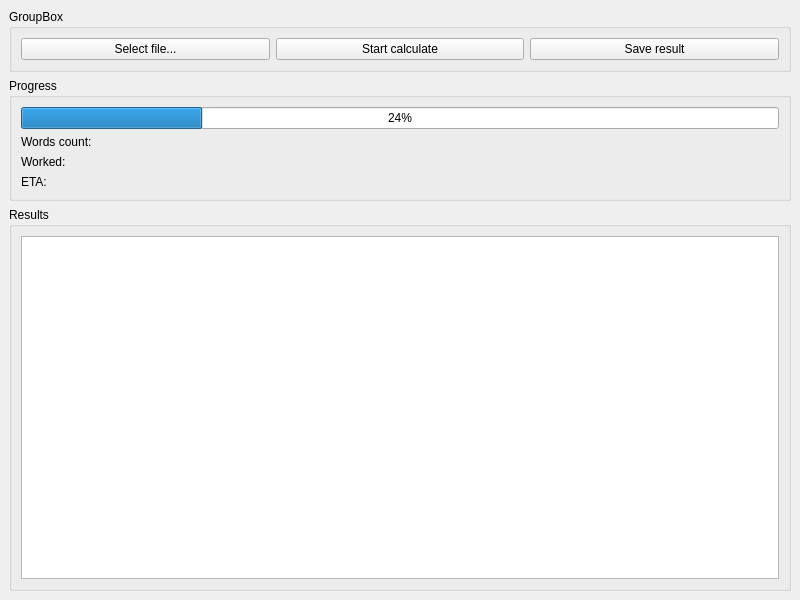
Old version of the form src/mainwindow.ui in the repository panter-dsd/WordsCounter.
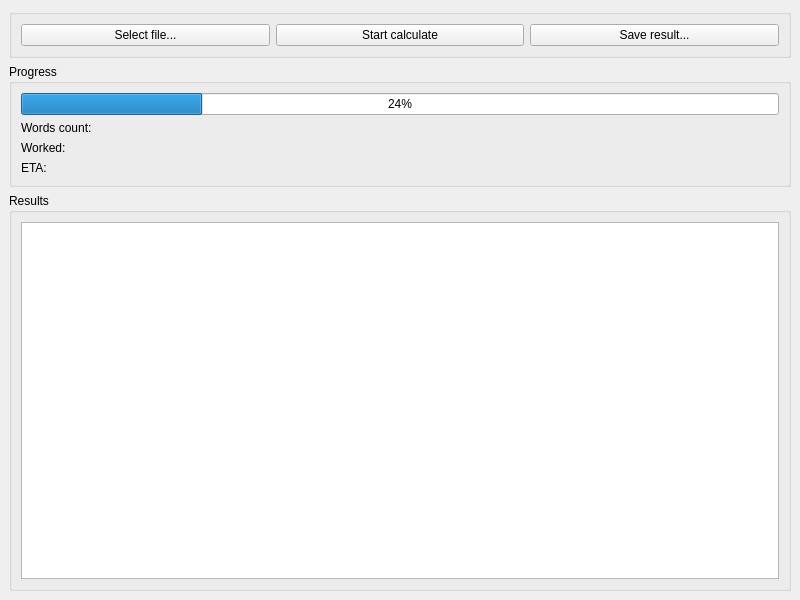
New version of the form.

What changed in the file:
```diff
--- a/src/mainwindow.ui
+++ b/src/mainwindow.ui
@@ -18,7 +18,7 @@
     <item>
      <widget class="QGroupBox" name="groupBox">
       <property name="title">
-       <string>GroupBox</string>
+       <string/>
       </property>
       <layout class="QHBoxLayout" name="horizontalLayout">
        <item>
@@ -38,7 +38,7 @@
        <item>
         <widget class="QPushButton" name="saveResult_">
          <property name="text">
-          <string>Save result</string>
+          <string>Save result...</string>
          </property>
         </widget>
        </item>
```
